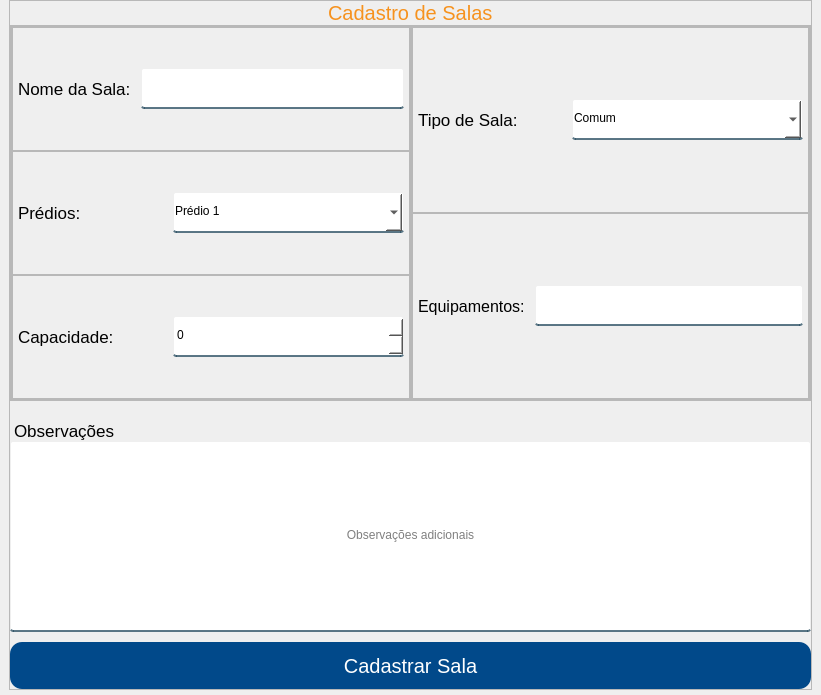
Above: App/view/ui/cadastroSalas.ui from Senac-SOR-ADS/Mapa-de-Sala before the change. Below: the same form after it.
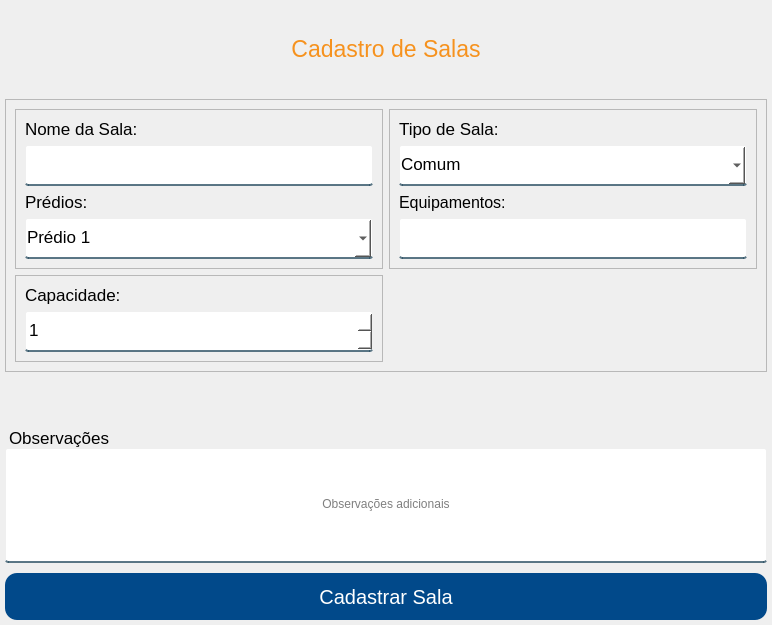
That is the form after the change.

The edit to the form file:
```diff
--- a/App/view/ui/cadastroSalas.ui
+++ b/App/view/ui/cadastroSalas.ui
@@ -6,8 +6,8 @@
    <rect>
     <x>0</x>
     <y>0</y>
-    <width>821</width>
-    <height>695</height>
+    <width>772</width>
+    <height>625</height>
    </rect>
   </property>
   <property name="windowTitle">
@@ -67,42 +67,47 @@
    <property name="bottomMargin">
     <number>5</number>
    </property>
-   <item alignment="Qt::AlignHCenter">
-    <widget class="QFrame" name="frame_9">
-     <property name="frameShape">
-      <enum>QFrame::StyledPanel</enum>
+   <item>
+    <spacer name="verticalSpacer_2">
+     <property name="orientation">
+      <enum>Qt::Vertical</enum>
      </property>
-     <property name="frameShadow">
-      <enum>QFrame::Raised</enum>
+     <property name="sizeHint" stdset="0">
+      <size>
+       <width>20</width>
+       <height>40</height>
+      </size>
      </property>
-     <layout class="QVBoxLayout" name="verticalLayout_4">
-      <property name="spacing">
-       <number>0</number>
-      </property>
-      <property name="leftMargin">
-       <number>0</number>
-      </property>
-      <property name="topMargin">
-       <number>0</number>
-      </property>
-      <property name="rightMargin">
-       <number>0</number>
-      </property>
-      <property name="bottomMargin">
-       <number>0</number>
-      </property>
-      <item alignment="Qt::AlignHCenter">
+    </spacer>
+   </item>
+   <item>
        <widget class="QLabel" name="titulo">
         <property name="font">
          <font>
-          <pointsize>15</pointsize>
+       <pointsize>17</pointsize>
          </font>
         </property>
         <property name="text">
          <string>Cadastro de Salas</string>
         </property>
-       </widget>
-      </item>
+     <property name="alignment">
+      <set>Qt::AlignCenter</set>
+     </property>
+    </widget>
+   </item>
+   <item>
+    <spacer name="verticalSpacer">
+     <property name="orientation">
+      <enum>Qt::Vertical</enum>
+     </property>
+     <property name="sizeHint" stdset="0">
+      <size>
+       <width>20</width>
+       <height>40</height>
+      </size>
+     </property>
+    </spacer>
+   </item>
       <item>
        <widget class="QFrame" name="frame">
         <property name="sizePolicy">
@@ -111,207 +116,24 @@
           <verstretch>0</verstretch>
          </sizepolicy>
         </property>
-        <property name="minimumSize">
-         <size>
-          <width>801</width>
-          <height>340</height>
-         </size>
-        </property>
         <property name="frameShape">
          <enum>QFrame::StyledPanel</enum>
         </property>
         <property name="frameShadow">
          <enum>QFrame::Raised</enum>
         </property>
-        <layout class="QHBoxLayout" name="horizontalLayout_6">
-         <property name="spacing">
-          <number>0</number>
-         </property>
-         <property name="leftMargin">
-          <number>0</number>
-         </property>
-         <property name="topMargin">
-          <number>0</number>
-         </property>
-         <property name="rightMargin">
-          <number>0</number>
-         </property>
-         <property name="bottomMargin">
-          <number>0</number>
-         </property>
-         <item>
-          <widget class="QFrame" name="frame_5">
+     <layout class="QGridLayout" name="gridLayout_3">
+      <item row="1" column="0">
+       <widget class="QFrame" name="frame1">
            <property name="frameShape">
             <enum>QFrame::StyledPanel</enum>
            </property>
            <property name="frameShadow">
             <enum>QFrame::Raised</enum>
            </property>
-           <layout class="QVBoxLayout" name="verticalLayout_2">
-            <property name="spacing">
-             <number>0</number>
-            </property>
-            <property name="leftMargin">
-             <number>0</number>
-            </property>
-            <property name="topMargin">
-             <number>0</number>
-            </property>
-            <property name="rightMargin">
-             <number>0</number>
-            </property>
-            <property name="bottomMargin">
-             <number>0</number>
-            </property>
+        <layout class="QVBoxLayout" name="verticalLayout_10">
             <item>
-             <widget class="QFrame" name="frame_2">
-              <property name="frameShape">
-               <enum>QFrame::StyledPanel</enum>
-              </property>
-              <property name="frameShadow">
-               <enum>QFrame::Raised</enum>
-              </property>
-              <layout class="QHBoxLayout" name="horizontalLayout">
-               <property name="spacing">
-                <number>10</number>
-               </property>
-               <property name="leftMargin">
-                <number>5</number>
-               </property>
-               <property name="topMargin">
-                <number>0</number>
-               </property>
-               <property name="rightMargin">
-                <number>5</number>
-               </property>
-               <property name="bottomMargin">
-                <number>0</number>
-               </property>
-               <item>
-                <widget class="QLabel" name="label">
-                 <property name="font">
-                  <font>
-                   <pointsize>13</pointsize>
-                  </font>
-                 </property>
-                 <property name="text">
-                  <string>Nome da Sala:</string>
-                 </property>
-                </widget>
-               </item>
-               <item>
-                <widget class="QLineEdit" name="nomeSala">
-                 <property name="minimumSize">
-                  <size>
-                   <width>231</width>
-                   <height>41</height>
-                  </size>
-                 </property>
-                 <property name="placeholderText">
-                  <string/>
-                 </property>
-                </widget>
-               </item>
-              </layout>
-             </widget>
-            </item>
-            <item>
-             <widget class="QFrame" name="frame_3">
-              <property name="frameShape">
-               <enum>QFrame::StyledPanel</enum>
-              </property>
-              <property name="frameShadow">
-               <enum>QFrame::Raised</enum>
-              </property>
-              <layout class="QHBoxLayout" name="horizontalLayout_2">
-               <property name="spacing">
-                <number>0</number>
-               </property>
-               <property name="leftMargin">
-                <number>5</number>
-               </property>
-               <property name="topMargin">
-                <number>0</number>
-               </property>
-               <property name="rightMargin">
-                <number>5</number>
-               </property>
-               <property name="bottomMargin">
-                <number>0</number>
-               </property>
-               <item>
-                <widget class="QLabel" name="label_3">
-                 <property name="font">
-                  <font>
-                   <pointsize>13</pointsize>
-                  </font>
-                 </property>
-                 <property name="text">
-                  <string>Prédios:</string>
-                 </property>
-                </widget>
-               </item>
-               <item>
-                <widget class="QComboBox" name="nomePredio">
-                 <property name="minimumSize">
-                  <size>
-                   <width>231</width>
-                   <height>41</height>
-                  </size>
-                 </property>
-                 <property name="cursor">
-                  <cursorShape>PointingHandCursor</cursorShape>
-                 </property>
-                 <property name="editable">
-                  <bool>false</bool>
-                 </property>
-                 <property name="currentText">
-                  <string notr="true">Prédio 1</string>
-                 </property>
-                 <property name="insertPolicy">
-                  <enum>QComboBox::InsertAlphabetically</enum>
-                 </property>
-                 <item>
-                  <property name="text">
-                   <string>Prédio 1</string>
-                  </property>
-                 </item>
-                 <item>
-                  <property name="text">
-                   <string>Prédio 2</string>
-                  </property>
-                 </item>
-                </widget>
-               </item>
-              </layout>
-             </widget>
-            </item>
-            <item>
-             <widget class="QFrame" name="frame_4">
-              <property name="frameShape">
-               <enum>QFrame::StyledPanel</enum>
-              </property>
-              <property name="frameShadow">
-               <enum>QFrame::Raised</enum>
-              </property>
-              <layout class="QHBoxLayout" name="horizontalLayout_3">
-               <property name="spacing">
-                <number>0</number>
-               </property>
-               <property name="leftMargin">
-                <number>5</number>
-               </property>
-               <property name="topMargin">
-                <number>0</number>
-               </property>
-               <property name="rightMargin">
-                <number>5</number>
-               </property>
-               <property name="bottomMargin">
-                <number>0</number>
-               </property>
-               <item>
-                <widget class="QLabel" name="label_5">
+          <widget class="QLabel" name="label_15">
                  <property name="font">
                   <font>
                    <pointsize>13</pointsize>
@@ -326,13 +148,21 @@
                 <widget class="QSpinBox" name="mediaCapacidade">
                  <property name="minimumSize">
                   <size>
-                   <width>231</width>
+             <width>0</width>
                    <height>41</height>
                   </size>
                  </property>
+           <property name="font">
+            <font>
+             <pointsize>13</pointsize>
+            </font>
+           </property>
                  <property name="cursor">
                   <cursorShape>PointingHandCursor</cursorShape>
                  </property>
+           <property name="minimum">
+            <number>1</number>
+           </property>
                  <property name="maximum">
                   <number>1000</number>
                  </property>
@@ -341,59 +171,23 @@
               </layout>
              </widget>
             </item>
-           </layout>
-          </widget>
-         </item>
-         <item>
-          <widget class="QFrame" name="frame_8">
-           <property name="frameShape">
-            <enum>QFrame::StyledPanel</enum>
-           </property>
-           <property name="frameShadow">
-            <enum>QFrame::Raised</enum>
-           </property>
-           <layout class="QVBoxLayout" name="verticalLayout_3">
-            <property name="spacing">
-             <number>0</number>
-            </property>
-            <property name="leftMargin">
-             <number>0</number>
-            </property>
-            <property name="topMargin">
-             <number>0</number>
-            </property>
-            <property name="rightMargin">
-             <number>0</number>
-            </property>
-            <property name="bottomMargin">
-             <number>0</number>
-            </property>
-            <item>
-             <widget class="QFrame" name="frame_6">
+      <item row="0" column="1">
+       <widget class="QFrame" name="frame3">
+        <property name="sizePolicy">
+         <sizepolicy hsizetype="Preferred" vsizetype="Expanding">
+          <horstretch>0</horstretch>
+          <verstretch>0</verstretch>
+         </sizepolicy>
+        </property>
               <property name="frameShape">
                <enum>QFrame::StyledPanel</enum>
               </property>
               <property name="frameShadow">
                <enum>QFrame::Raised</enum>
               </property>
-              <layout class="QHBoxLayout" name="horizontalLayout_4">
-               <property name="spacing">
-                <number>0</number>
-               </property>
-               <property name="leftMargin">
-                <number>5</number>
-               </property>
-               <property name="topMargin">
-                <number>0</number>
-               </property>
-               <property name="rightMargin">
-                <number>5</number>
-               </property>
-               <property name="bottomMargin">
-                <number>0</number>
-               </property>
+        <layout class="QVBoxLayout" name="verticalLayout_9">
                <item>
-                <widget class="QLabel" name="label_2">
+          <widget class="QLabel" name="label_13">
                  <property name="font">
                   <font>
                    <pointsize>13</pointsize>
@@ -402,16 +196,30 @@
                  <property name="text">
                   <string>Tipo de Sala:</string>
                  </property>
+           <property name="alignment">
+            <set>Qt::AlignBottom|Qt::AlignLeading|Qt::AlignLeft</set>
+           </property>
                 </widget>
                </item>
                <item>
                 <widget class="QComboBox" name="tipoSala">
+           <property name="sizePolicy">
+            <sizepolicy hsizetype="Expanding" vsizetype="Fixed">
+             <horstretch>0</horstretch>
+             <verstretch>0</verstretch>
+            </sizepolicy>
+           </property>
                  <property name="minimumSize">
                   <size>
                    <width>231</width>
                    <height>41</height>
                   </size>
                  </property>
+           <property name="font">
+            <font>
+             <pointsize>13</pointsize>
+            </font>
+           </property>
                  <property name="cursor">
                   <cursorShape>PointingHandCursor</cursorShape>
                  </property>
@@ -449,35 +257,20 @@
                  </item>
                 </widget>
                </item>
-              </layout>
-             </widget>
-            </item>
             <item>
-             <widget class="QFrame" name="frame_7">
-              <property name="frameShape">
-               <enum>QFrame::StyledPanel</enum>
-              </property>
-              <property name="frameShadow">
-               <enum>QFrame::Raised</enum>
-              </property>
-              <layout class="QHBoxLayout" name="horizontalLayout_5">
-               <property name="spacing">
-                <number>10</number>
-               </property>
-               <property name="leftMargin">
-                <number>5</number>
-               </property>
-               <property name="topMargin">
-                <number>0</number>
-               </property>
-               <property name="rightMargin">
-                <number>5</number>
-               </property>
-               <property name="bottomMargin">
-                <number>0</number>
-               </property>
-               <item>
-                <widget class="QLabel" name="label_4">
+          <widget class="QLabel" name="label_14">
+           <property name="minimumSize">
+            <size>
+             <width>0</width>
+             <height>0</height>
+            </size>
+           </property>
+           <property name="maximumSize">
+            <size>
+             <width>16777215</width>
+             <height>16777215</height>
+            </size>
+           </property>
                  <property name="font">
                   <font>
                    <pointsize>12</pointsize>
@@ -486,6 +279,9 @@
                  <property name="text">
                   <string>Equipamentos:</string>
                  </property>
+           <property name="alignment">
+            <set>Qt::AlignBottom|Qt::AlignLeading|Qt::AlignLeft</set>
+           </property>
                 </widget>
                </item>
                <item>
@@ -496,6 +292,11 @@
                    <height>41</height>
                   </size>
                  </property>
+           <property name="font">
+            <font>
+             <pointsize>13</pointsize>
+            </font>
+           </property>
                  <property name="placeholderText">
                   <string/>
                  </property>
@@ -504,12 +305,131 @@
               </layout>
              </widget>
             </item>
+      <item row="0" column="0">
+       <widget class="QFrame" name="frame2">
+        <property name="sizePolicy">
+         <sizepolicy hsizetype="Preferred" vsizetype="Expanding">
+          <horstretch>0</horstretch>
+          <verstretch>0</verstretch>
+         </sizepolicy>
+        </property>
+        <property name="frameShape">
+         <enum>QFrame::StyledPanel</enum>
+        </property>
+        <property name="frameShadow">
+         <enum>QFrame::Raised</enum>
+        </property>
+        <layout class="QVBoxLayout" name="verticalLayout_8">
+         <item>
+          <widget class="QLabel" name="label_11">
+           <property name="font">
+            <font>
+             <pointsize>13</pointsize>
+            </font>
+           </property>
+           <property name="text">
+            <string>Nome da Sala:</string>
+           </property>
+           <property name="alignment">
+            <set>Qt::AlignBottom|Qt::AlignLeading|Qt::AlignLeft</set>
+           </property>
+          </widget>
+         </item>
+         <item>
+          <widget class="QLineEdit" name="nomeSala">
+           <property name="minimumSize">
+            <size>
+             <width>231</width>
+             <height>41</height>
+            </size>
+           </property>
+           <property name="font">
+            <font>
+             <pointsize>13</pointsize>
+            </font>
+           </property>
+           <property name="placeholderText">
+            <string/>
+           </property>
+          </widget>
+         </item>
+         <item>
+          <widget class="QLabel" name="label_12">
+           <property name="font">
+            <font>
+             <pointsize>13</pointsize>
+            </font>
+           </property>
+           <property name="text">
+            <string>Prédios:</string>
+           </property>
+           <property name="alignment">
+            <set>Qt::AlignBottom|Qt::AlignLeading|Qt::AlignLeft</set>
+           </property>
+          </widget>
+         </item>
+         <item>
+          <widget class="QComboBox" name="nomePredio">
+           <property name="sizePolicy">
+            <sizepolicy hsizetype="Expanding" vsizetype="Fixed">
+             <horstretch>0</horstretch>
+             <verstretch>0</verstretch>
+            </sizepolicy>
+           </property>
+           <property name="minimumSize">
+            <size>
+             <width>231</width>
+             <height>41</height>
+            </size>
+           </property>
+           <property name="font">
+            <font>
+             <pointsize>13</pointsize>
+            </font>
+           </property>
+           <property name="cursor">
+            <cursorShape>PointingHandCursor</cursorShape>
+           </property>
+           <property name="editable">
+            <bool>false</bool>
+           </property>
+           <property name="currentText">
+            <string notr="true">Prédio 1</string>
+           </property>
+           <property name="insertPolicy">
+            <enum>QComboBox::InsertAlphabetically</enum>
+           </property>
+           <item>
+            <property name="text">
+             <string>Prédio 1</string>
+            </property>
+           </item>
+           <item>
+            <property name="text">
+             <string>Prédio 2</string>
+            </property>
+           </item>
+          </widget>
+         </item>
            </layout>
           </widget>
          </item>
         </layout>
        </widget>
       </item>
+   <item>
+    <spacer name="verticalSpacer_3">
+     <property name="orientation">
+      <enum>Qt::Vertical</enum>
+     </property>
+     <property name="sizeHint" stdset="0">
+      <size>
+       <width>20</width>
+       <height>40</height>
+      </size>
+     </property>
+    </spacer>
+   </item>
       <item>
        <widget class="QLabel" name="tituloObs">
         <property name="font">
@@ -532,8 +452,8 @@
         </property>
         <property name="minimumSize">
          <size>
-          <width>721</width>
-          <height>201</height>
+       <width>125</width>
+       <height>125</height>
          </size>
         </property>
         <property name="alignment">
@@ -573,16 +493,6 @@
       </item>
      </layout>
     </widget>
-   </item>
-  </layout>
- </widget>
- <tabstops>
-  <tabstop>nomeSala</tabstop>
-  <tabstop>tipoSala</tabstop>
-  <tabstop>nomePredio</tabstop>
-  <tabstop>tipoEquipamento</tabstop>
-  <tabstop>mediaCapacidade</tabstop>
- </tabstops>
  <resources/>
  <connections/>
 </ui>
```
Lines whose indentation alone changed are shown as unchanged.
